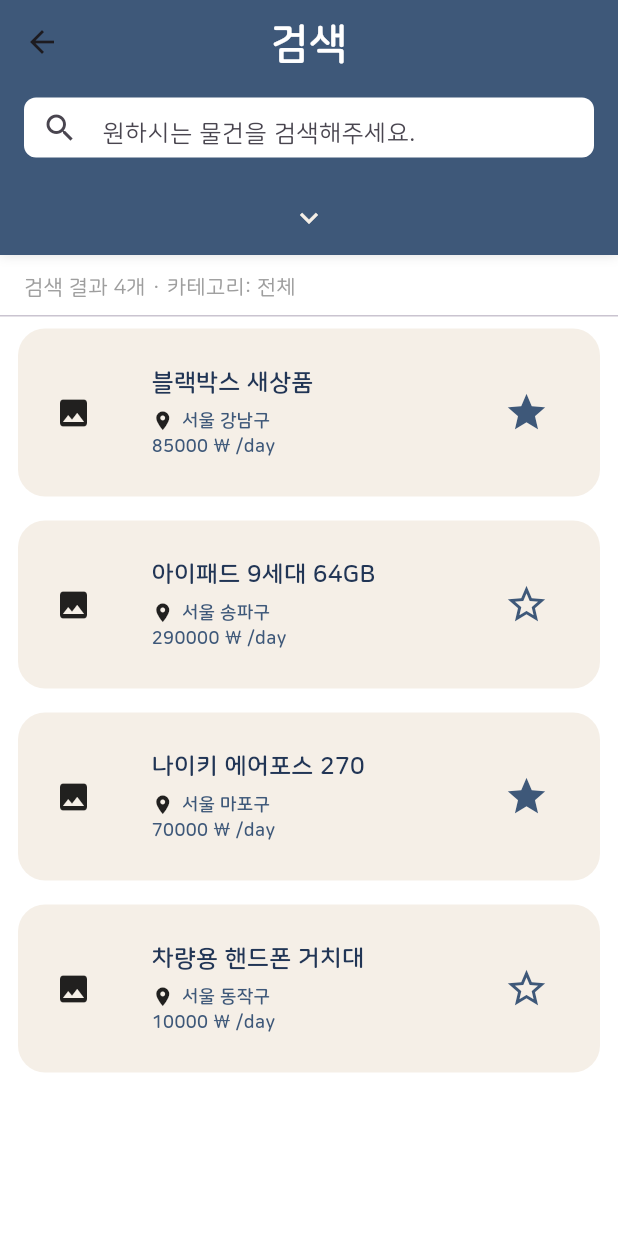
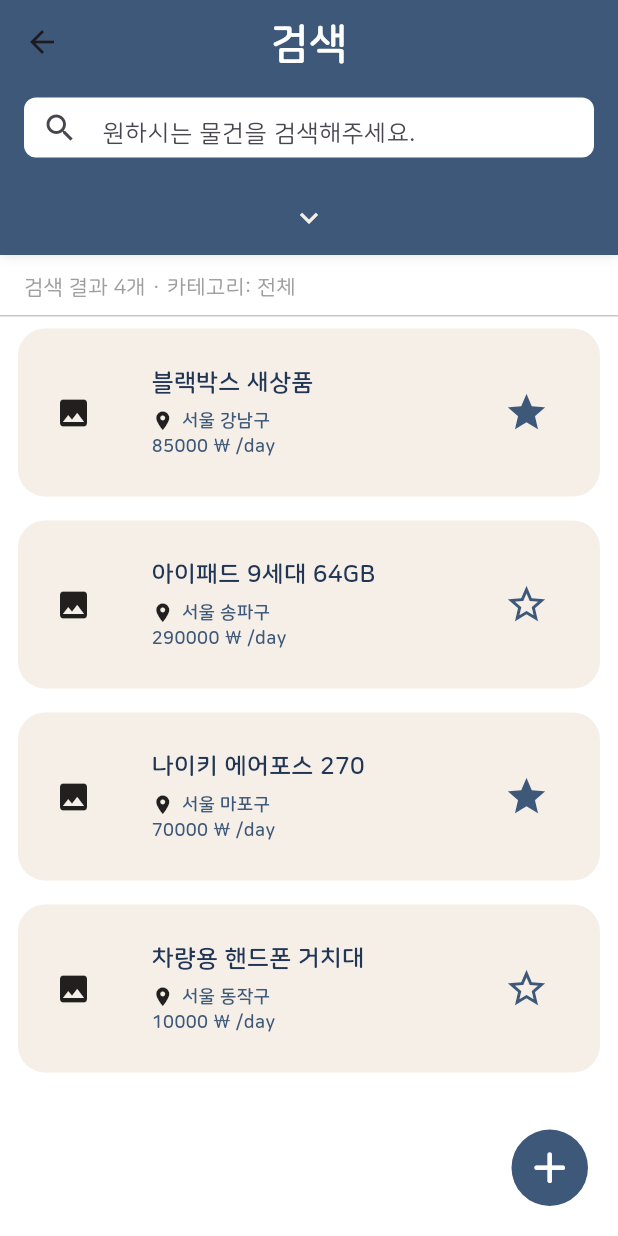
Before and after one commit to DECODINGBOT/2025_ESC, a Flutter app: the SearchScreen screen opened directly, on a phone screen of 412 x 824 dp. Run offline on Flutter 3.47's test engine with Material 3 defaults, Android fonts, the phone set to English and light mode, and no system bars; our stand-ins replace firebase_auth, firebase_core, flutter_svg, image_picker; accounts and stored records are empty.

Commit message:
검색창 작성버튼 추가

```diff
--- a/lib/screens/search_screen.dart
+++ b/lib/screens/search_screen.dart
@@ -2,6 +2,7 @@
 import 'package:flutter/material.dart';
 import 'package:provider/provider.dart';
 import 'package:sharing_items/const/colors.dart';
+import 'package:sharing_items/screens/write_screen.dart';
 import 'package:sharing_items/src/custom/item_info.dart';
 import 'package:sharing_items/src/service/favorites_provider.dart';
 
@@ -169,10 +170,28 @@ class _SearchScreenState extends State<SearchScreen>
               child: _resultList(results, fav),
             ),
           ),
-
+           Positioned(right: 20, bottom: 20, child: _writeButton()),
           // 상단 카테고리 패널(접혔을 때는 화살표 영역만, 펼치면 그 아래 Grid가 오버레이)
           Positioned(top: 0, left: 0, right: 0, child: _categoryTab()),
         ],
+      ),
+    );
+  }
+
+  Widget _writeButton() {
+    return IconButton(
+      onPressed: () {
+        Navigator.push(
+      context,
+      MaterialPageRoute(
+        builder: (context) =>WriteScreen(), // 이동할 페이지
+      ),
+    );
+      },
+      icon: Icon(Icons.add_rounded, color: Colors.white, size: 35,),
+      style: IconButton.styleFrom(
+        backgroundColor: pointColorWeak, // 원형 배경 색
+        shape: CircleBorder(),
       ),
     );
   }
```
